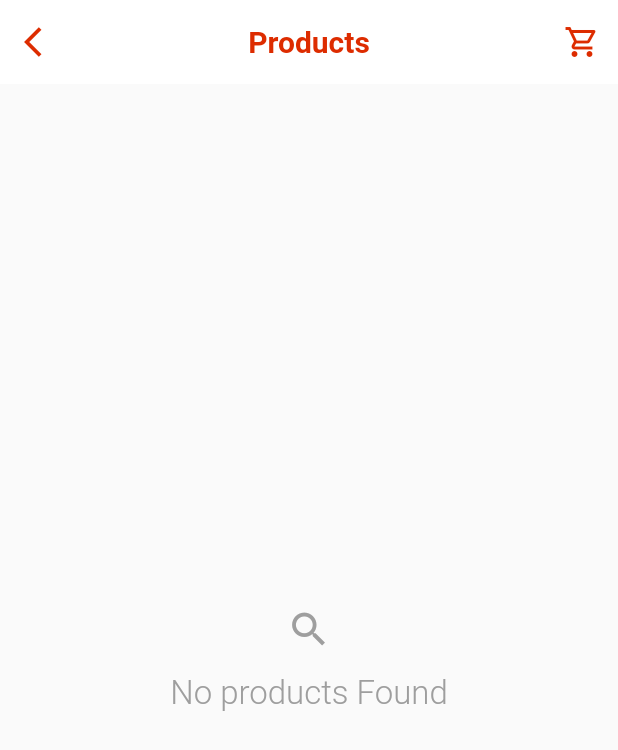
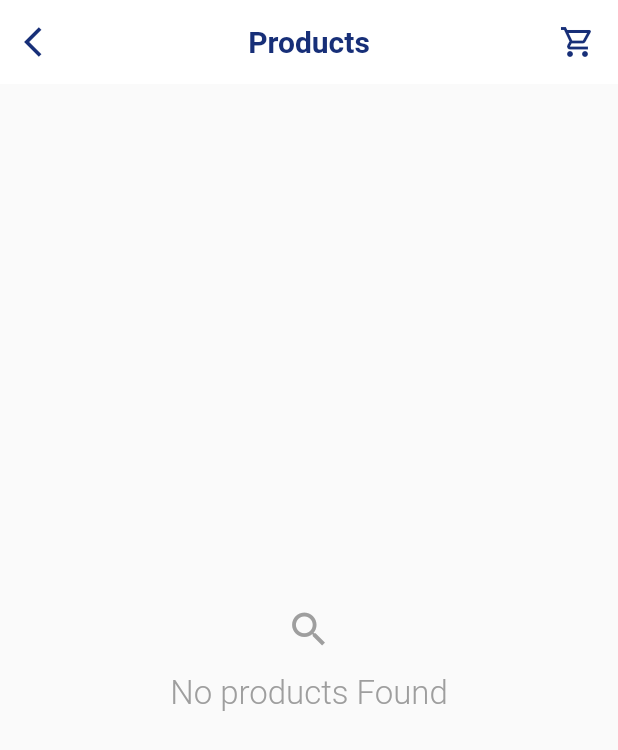
Before and after one commit to ambigo7/flutter_Ecommerce, a Flutter app: the SearchProductScreen screen opened directly, on a phone screen of 412 x 824 dp. Shown: the top 750 px of the screen. Run offline on Flutter 3.47's test engine with Material 2 defaults, Android fonts, the light colour scheme and no system bars; our stand-ins replace badges, carousel_pro, cloud_firestore, connectivity, firebase_auth, firebase_core and 6 more; accounts and stored records are empty.

Commit message:
v1.1.9(new color UI&logo -Bug Sign Up)

```diff
--- a/lib/screens/search_product.dart
+++ b/lib/screens/search_product.dart
@@ -1,9 +1,11 @@
+import 'package:badges/badges.dart';
 import 'package:flutter/material.dart';
 import 'package:lets_shop/commons/color.dart';
 import 'package:lets_shop/commons/common.dart';
 import 'package:lets_shop/components/custom_text.dart';
 import 'package:lets_shop/components/product_card.dart';
 import 'package:lets_shop/provider/product_provider.dart';
+import 'package:lets_shop/provider/user_provider.dart';
 import 'package:lets_shop/screens/cart.dart';
 import 'package:lets_shop/screens/product_details.dart';
 import 'package:provider/provider.dart';
@@ -13,21 +15,37 @@ class SearchProductScreen extends StatelessWidget {
   @override
   Widget build(BuildContext context) {
     final productProvider = Provider.of<ProductProvider>(context);
+    final userProvider = Provider.of<UserProvider>(context);
+
 
     return Scaffold(
       appBar: AppBar(
-        iconTheme: IconThemeData(color: redAccent),
+        iconTheme: IconThemeData(color: blue),
         backgroundColor: white,
         leading: IconButton(icon: Icon(Icons.arrow_back_ios), onPressed: (){
           Navigator.pop(context);
         }),
-        title: CustomText(text: "Products", size: 20, color: redAccent, weigth: FontWeight.bold,),
+        title: CustomText(text: "Products", size: 20, color: blue, weigth: FontWeight.bold,),
         elevation: 0.0,
         centerTitle: true,
         actions: <Widget>[
-          IconButton(icon: Icon(Icons.shopping_cart_outlined), onPressed: (){
-            changeScreen(context, CartScreen());
-          })
+          Padding(
+            padding: const EdgeInsets.fromLTRB(0, 5, 15, 5),
+            child: GestureDetector(
+            onTap: () {
+                changeScreen(context, CartScreen());
+                },
+                child: userProvider.userModel.countCart > 0
+              ? Badge(
+              position: BadgePosition.topEnd(top: 0, end: -8),
+                                  animationDuration: Duration(milliseconds: 300),
+                                    animationType: BadgeAnimationType.slide,
+              badgeContent: Text(
+                  userProvider.userModel.countCart.toString(),
+                  style: TextStyle(color: Colors.white)),
+              child: Icon(Icons.shopping_cart_outlined, color: blue))
+              : Icon(Icons.shopping_cart_outlined, color: blue)),
+          )
         ],
       ),
       // ? is a null awareness(boleh kalo ga punya nilai)
```
